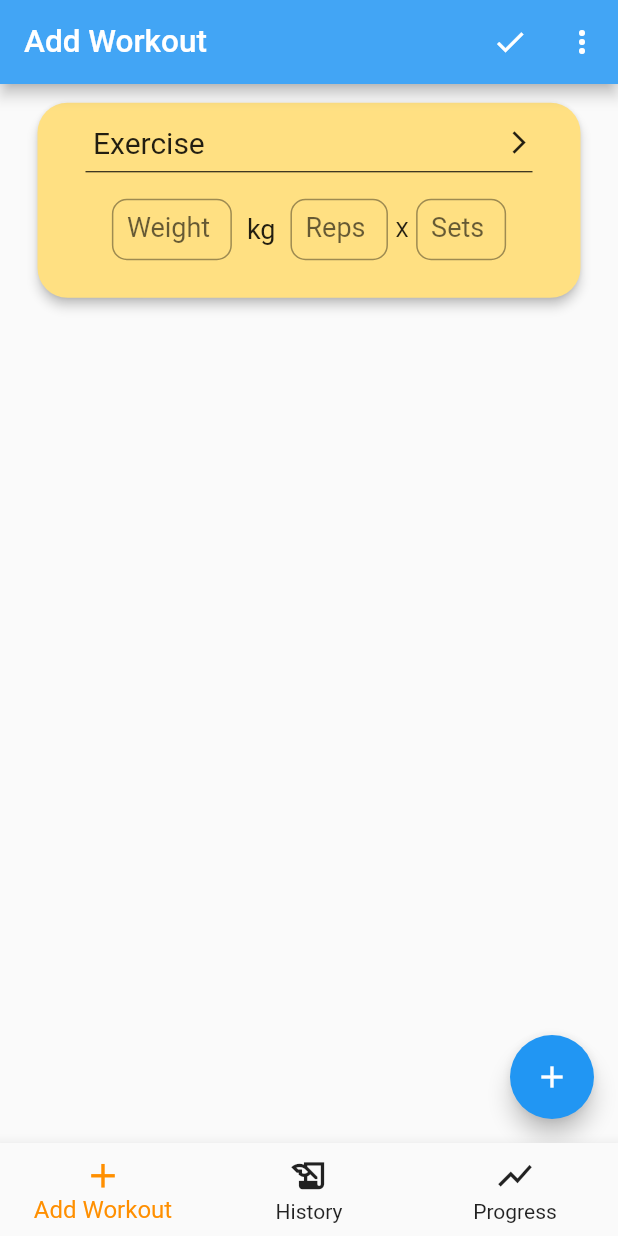
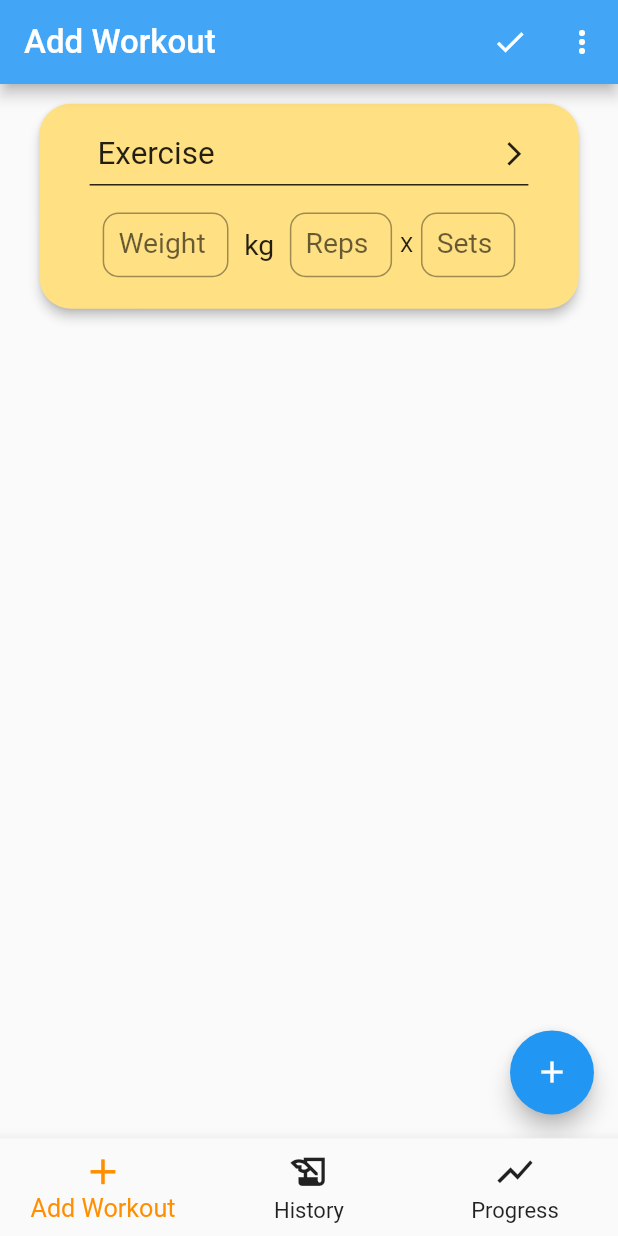
Before and after one commit to Xasthul/gym_workout_tracker, a Flutter app: the Home screen opened directly, after a tap on the "add" icon, on a phone screen of 412 x 824 dp. Run offline on Flutter 3.47's test engine with Material 2 defaults, Android fonts, the phone set to English and light mode, and no system bars; our stand-ins replace flutter_screenutil, flutter_slidable.

Commit message:
Added screenutil package and fixed all issues with elements for different size devices

```diff
--- a/lib/main.dart
+++ b/lib/main.dart
@@ -4,9 +4,25 @@ import 'package:workout_tracker_prototype/project/app_pages/add_workout.dart';
 import 'package:workout_tracker_prototype/project/app_pages/progress.dart';
 import 'package:workout_tracker_prototype/project/app_pages/loading.dart';
 import 'package:animations/animations.dart';
+import 'package:flutter_screenutil/flutter_screenutil.dart';
 
 void main() {
-  runApp(const MaterialApp(home: Home()));
+  runApp(const MyApp());
+}
+
+class MyApp extends StatelessWidget {
+  const MyApp({Key? key}) : super(key: key);
+
+  @override
+  Widget build(BuildContext context) {
+    return ScreenUtilInit(
+      designSize: const Size(393.0, 783.0), // 393, 808 | 393, 783
+      builder: (BuildContext context, child) => const MaterialApp(
+          title: "Gym Workout Tracker",
+          debugShowCheckedModeBanner: false,
+          home: Home()),
+    );
+  }
 }
 
 class Home extends StatefulWidget {
@@ -19,9 +35,9 @@ class Home extends StatefulWidget {
 class _HomeState extends State<Home> {
   int _currentTabIndex = 1;
   List<Widget> myBody = [
-    AddWorkout(),
-    History(),
-    Progress(),
+    const AddWorkout(),
+    const History(),
+    const Progress(),
   ];
 
   // @override
@@ -42,9 +58,9 @@ class _HomeState extends State<Home> {
     ];
 
     Widget bottomNavBar = BottomNavigationBar(
-      iconSize: 27,
-      selectedFontSize: 16,
-      unselectedFontSize: 14,
+      iconSize: 27.sp,
+      selectedFontSize: 16.sp,
+      unselectedFontSize: 14.sp,
       selectedItemColor: Colors.amber[800],
       unselectedItemColor: Colors.black87,
       items: bottomNavBarItems,
--- a/lib/project/app_pages/add_workout.dart
+++ b/lib/project/app_pages/add_workout.dart
@@ -1,5 +1,6 @@
 import 'package:flutter/material.dart';
 import 'package:workout_tracker_prototype/project/app_pages/exercises.dart';
+import 'package:flutter_screenutil/flutter_screenutil.dart';
 
 class AddWorkout extends StatefulWidget {
   const AddWorkout({Key? key}) : super(key: key);
@@ -26,7 +27,7 @@ class _AddWorkoutState extends State<AddWorkout> {
     return Scaffold(
       appBar: AppBar(
         backgroundColor: Colors.blue[400],
-        title: const Text("Add Workout", style: TextStyle(fontSize: 21)),
+        title: Text("Add Workout", style: TextStyle(fontSize: 21.sp)),
         actions: <Widget>[
           IconButton(
             tooltip: "Save workout",
@@ -68,13 +69,11 @@ class _ExerciseCardState extends State<ExerciseCard> {
     return Card(
       color: Colors.amber[200],
       elevation: 3,
-      margin: const EdgeInsets.symmetric(vertical: 12.5, horizontal: 25.0),
-      shape: const RoundedRectangleBorder(
-          borderRadius: BorderRadius.all(Radius.circular(20.0))),
+      margin: EdgeInsets.symmetric(vertical: 12.5.h, horizontal: 25.w),
+      shape: RoundedRectangleBorder(
+          borderRadius: BorderRadius.all(Radius.circular(20.r))),
       child: Padding(
-        padding: const EdgeInsets.symmetric(vertical: 0.0, horizontal: 32.0),
-        child: SizedBox(
-          height: 130,
+        padding: EdgeInsets.symmetric(vertical: 20.h, horizontal: 32.w),
         child: Column(
           children: [
             GestureDetector(
@@ -89,76 +88,80 @@ class _ExerciseCardState extends State<ExerciseCard> {
                 });
               },
               child: Padding(
-                  padding: const EdgeInsets.fromLTRB(5, 15, 0, 0),
+                padding: EdgeInsets.only(left: 5.w),
                 child: Row(
                   children: [
                     Expanded(
                         child: Text(exercise ?? "Exercise",
-                              style: const TextStyle(fontSize: 20))),
-                      const Icon(
+                            style: TextStyle(fontSize: 20.sp))),
+                    Icon(
                       Icons.arrow_forward_ios_outlined,
-                        size: 18,
+                      size: 18.sp,
                     )
                   ],
                 ),
               ),
             ),
-              const Divider(
+            Divider(
+              thickness: 0.8.h,
               color: Colors.black,
             ),
-              const SizedBox(height: 10),
+            SizedBox(height: 10.h),
             Row(
               mainAxisAlignment: MainAxisAlignment.center,
-                children: const [
+              children: [
                 SizedBox(
-                    width: 80,
+                  width: 80.w,
                   child: TextField(
                     keyboardType: TextInputType.number,
-                      style: TextStyle(fontSize: 18),
+                    style: TextStyle(fontSize: 18.sp),
                     textAlign: TextAlign.center,
                     decoration: InputDecoration(
-                          contentPadding: EdgeInsets.all(10),
+                        contentPadding: EdgeInsets.symmetric(
+                            vertical: 10.h, horizontal: 10.w),
                         isDense: true,
                         labelText: "Weight",
                         border: OutlineInputBorder(
                             borderRadius:
-                                  BorderRadius.all(Radius.circular(10.0)))),
+                                BorderRadius.all(Radius.circular(10.r)))),
                   ),
                 ),
-                  SizedBox(width: 10),
-                  Text("kg", style: TextStyle(fontSize: 18)),
-                  SizedBox(width: 10),
+                SizedBox(width: 10.w),
+                Text("kg", style: TextStyle(fontSize: 18.sp)),
+                SizedBox(width: 10.w),
                 SizedBox(
-                    width: 65,
+                  width: 65.w,
                   child: TextField(
                     keyboardType: TextInputType.number,
-                      style: TextStyle(fontSize: 18),
+                    style: TextStyle(fontSize: 18.sp),
                     textAlign: TextAlign.center,
                     decoration: InputDecoration(
-                          contentPadding: EdgeInsets.all(10),
+                        contentPadding: EdgeInsets.symmetric(
+                            vertical: 10.h, horizontal: 10.w),
                         isDense: true,
                         labelText: "Reps",
                         border: OutlineInputBorder(
                             borderRadius:
-                                  BorderRadius.all(Radius.circular(10.0)))),
+                                BorderRadius.all(Radius.circular(10.r)))),
                   ),
                 ),
-                  SizedBox(width: 5),
-                  Text("X"),
-                  SizedBox(width: 5),
+                SizedBox(width: 5.w),
+                const Text("X"),
+                SizedBox(width: 5.w),
                 SizedBox(
-                    width: 60,
+                  width: 60.w,
                   child: TextField(
                     keyboardType: TextInputType.number,
-                      style: TextStyle(fontSize: 18),
+                    style: TextStyle(fontSize: 18.sp),
                     textAlign: TextAlign.center,
                     decoration: InputDecoration(
-                          contentPadding: EdgeInsets.all(10),
+                        contentPadding: EdgeInsets.symmetric(
+                            vertical: 10.h, horizontal: 10.w),
                         isDense: true,
                         labelText: "Sets",
                         border: OutlineInputBorder(
                             borderRadius:
-                                  BorderRadius.all(Radius.circular(10.0)))),
+                                BorderRadius.all(Radius.circular(10.r)))),
                   ),
                 ),
               ],
@@ -166,7 +169,6 @@ class _ExerciseCardState extends State<ExerciseCard> {
           ],
         ),
       ),
-      ),
     );
   }
 }
--- a/lib/project/app_pages/history.dart
+++ b/lib/project/app_pages/history.dart
@@ -1,4 +1,5 @@
 import 'package:flutter/material.dart';
+import 'package:flutter_screenutil/flutter_screenutil.dart';
 
 //   Map<String, dynamic> workouts =
 //   {"21.12.22" : {
@@ -22,13 +23,12 @@ class History extends StatefulWidget {
 }
 
 class _HistoryState extends State<History> {
-
   @override
   Widget build(BuildContext context) {
     return Scaffold(
       appBar: AppBar(
         backgroundColor: Colors.blue[400],
-        title: const Text("Your Workouts", style: TextStyle(fontSize: 21)),
+        title: Text("Your Workouts", style: TextStyle(fontSize: 21.sp)),
         //centerTitle: true,
         actions: <Widget>[
           IconButton(
@@ -44,7 +44,7 @@ class _HistoryState extends State<History> {
         ],
       ),
       body: WorkoutContainer(),
-      );
+    );
   }
 }
 
@@ -56,7 +56,6 @@ class WorkoutContainer extends StatefulWidget {
 }
 
 class _WorkoutContainerState extends State<WorkoutContainer> {
-
   @override
   Widget build(BuildContext context) {
     return Container();
--- a/lib/project/app_pages/progress.dart
+++ b/lib/project/app_pages/progress.dart
@@ -1,4 +1,6 @@
 import 'package:flutter/material.dart';
+import 'package:flutter_screenutil/flutter_screenutil.dart';
+
 
 class Progress extends StatefulWidget {
   const Progress({Key? key}) : super(key: key);
@@ -13,7 +15,7 @@ class _ProgressState extends State<Progress> {
     return Scaffold(
       appBar: AppBar(
         backgroundColor: Colors.blue[400],
-        title: const Text("Your Progress", style: TextStyle(fontSize: 21)),
+        title: Text("Your Progress", style: TextStyle(fontSize: 21.sp)),
       ),
     );
   }
--- a/pubspec.yaml
+++ b/pubspec.yaml
@@ -42,6 +42,7 @@ dev_dependencies:
     sdk: flutter
   animations: ^2.0.7
   flutter_slidable: ^2.0.0
+  flutter_screenutil: ^5.6.0
 
   # The "flutter_lints" package below contains a set of recommended lints to
   # encourage good coding practices. The lint set provided by the package is
```
Also changed, not shown: lib/project/app_pages/exercises.dart (+24 -18 lines), pubspec.lock. Lines whose indentation alone changed are shown as unchanged.
